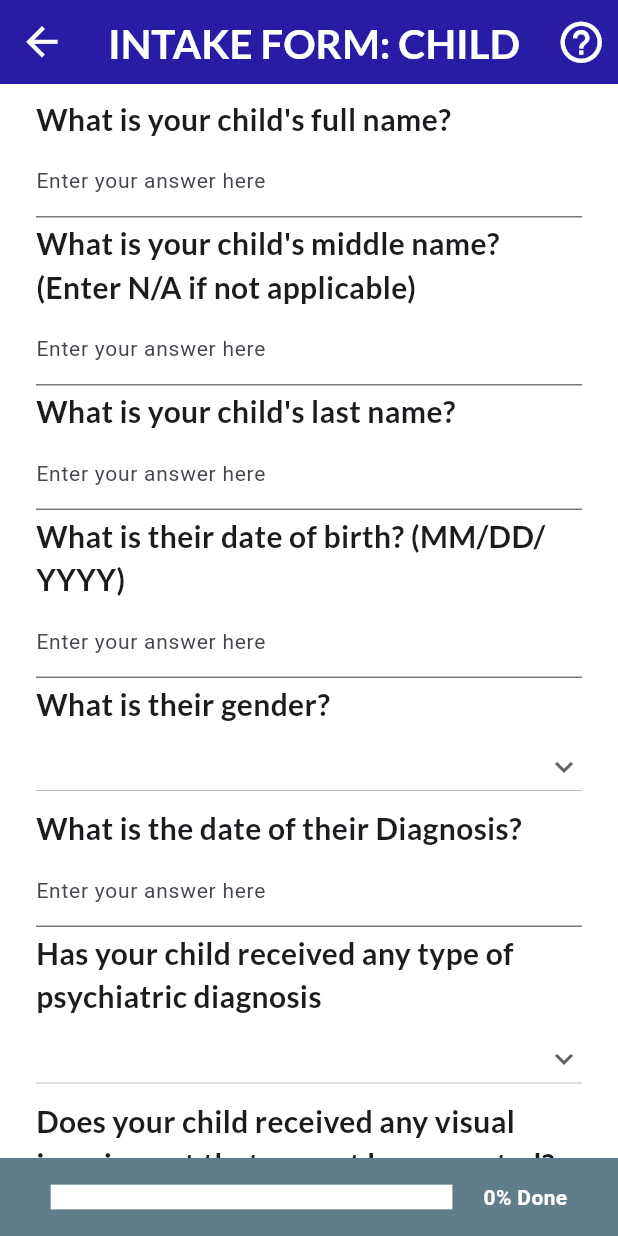
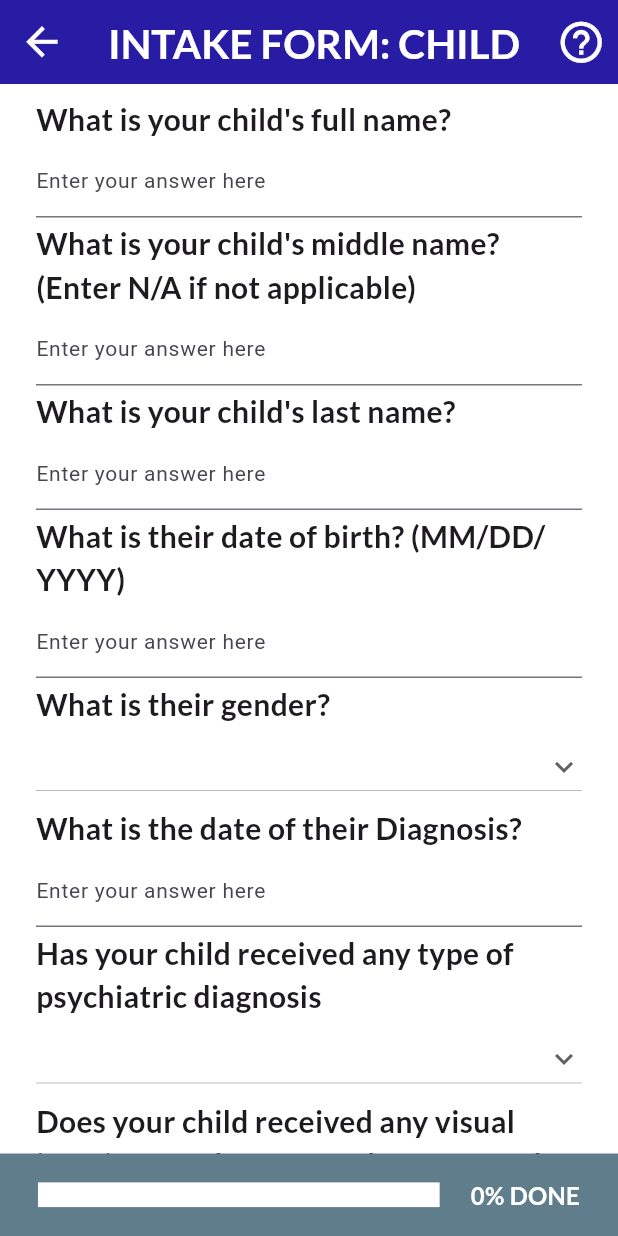
Before and after one commit to kevin200555/autism_ai_test, a Flutter app: the ChildIntakeFormScreen screen opened directly, on a phone screen of 412 x 824 dp. Run offline on Flutter 3.47's test engine with Material 3 defaults, Android fonts, the phone set to English and light mode, and no system bars; drawn by our look-alikes of auto_size_text; our stand-ins replace camera, firebase_core, firebase_storage, google_fonts, hive, hive_flutter and 1 more; missing offline and left inert: pdfx; accounts and stored records are empty.

Commit message:
Added a new text type ButtonText meant for buttons and other UI things like the progress_bar

```diff
--- a/lib/widgets/progress_bar.dart
+++ b/lib/widgets/progress_bar.dart
@@ -1,5 +1,6 @@
 import 'package:autism_ai_test/constants/colors.dart';
 import 'package:autism_ai_test/uploading/user_class.dart';
+import 'package:autism_ai_test/widgets/text_types.dart';
 import 'package:flutter/material.dart';
 
 // This class introduces a widget that displays to the user how far along they are in their test
@@ -55,16 +56,15 @@ class _ProgressBarState extends State<ProgressBar> {
           // space
           SizedBox(width: MediaQuery.sizeOf(context).width * 0.05),
           // Displays percent of exam completed
-          Text(
+          ButtonText(
             // not sure why it decided to format it like this but basically if the user ever accidently
             // somehow gets to 14/13 or something, this makes sure that number stays at 100%
             (100 * (UserClass.screenNumber / UserClass.totalScreenNumber))
                         .toInt() <=
                     100
-                ? '${(100 * (UserClass.screenNumber / UserClass.totalScreenNumber)).toInt()}% Done'
-                : '100% Done',
-            textAlign: TextAlign.center,
-            style: TextStyle(color: Colors.white, fontWeight: FontWeight.bold),
+                ? '${(100 * (UserClass.screenNumber / UserClass.totalScreenNumber)).toInt()}% DONE'
+                : '100% DONE',
+            maxLines: 1,
           ),
         ],
       ),
--- a/lib/widgets/text_types.dart
+++ b/lib/widgets/text_types.dart
@@ -151,6 +151,34 @@ class BodyText extends StatelessWidget {
   }
 }
 
+class ButtonText extends StatelessWidget {
+  final String text;
+  final TextAlign textAlign;
+  final double minFontSize;
+  final TextStyle? style;
+  final int maxLines;
+
+  const ButtonText(
+    this.text, {
+    super.key,
+    this.textAlign = TextAlign.left,
+    this.minFontSize = 8,
+    this.style,
+    required this.maxLines,
+  });
+
+  @override
+  Widget build(BuildContext context) {
+    return AutoSizeText(
+          text,
+          textAlign: textAlign,
+          minFontSize: minFontSize,
+          maxLines: maxLines,
+          style: GoogleFonts.lato(fontSize: 16, color: ColorTheme.alternateTextColor, fontWeight: FontWeight.w700),
+        );
+  }
+}
+
 // like BodyText, but with a red color
 class RedBodyText extends StatelessWidget {
   final String text;
```
